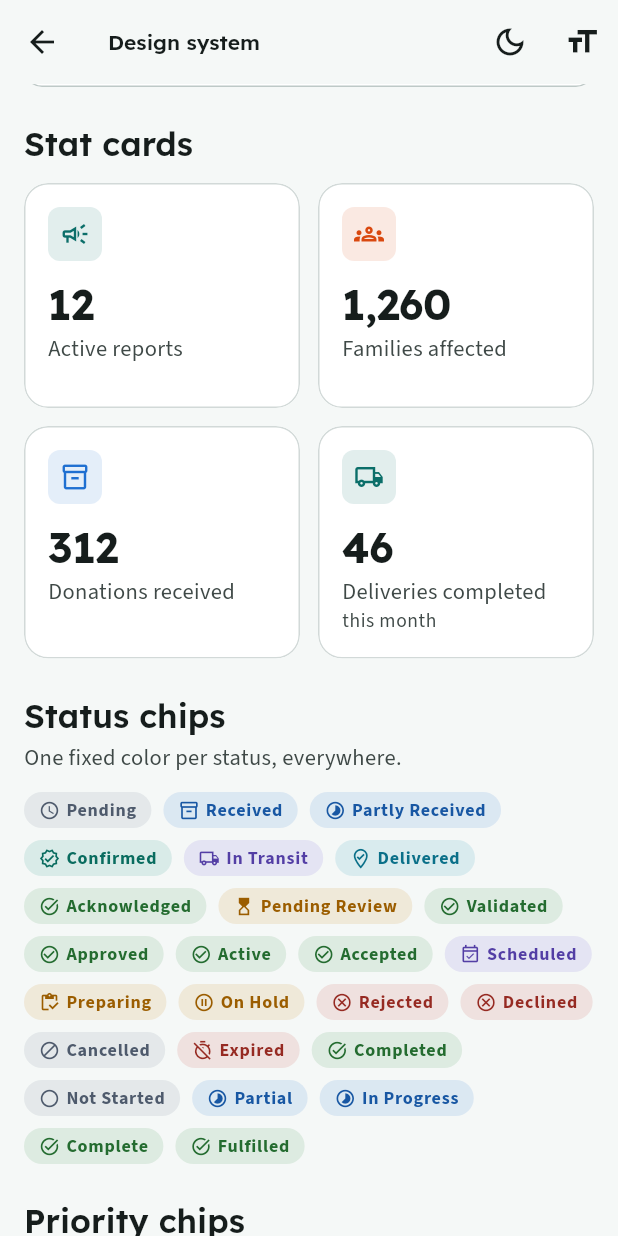
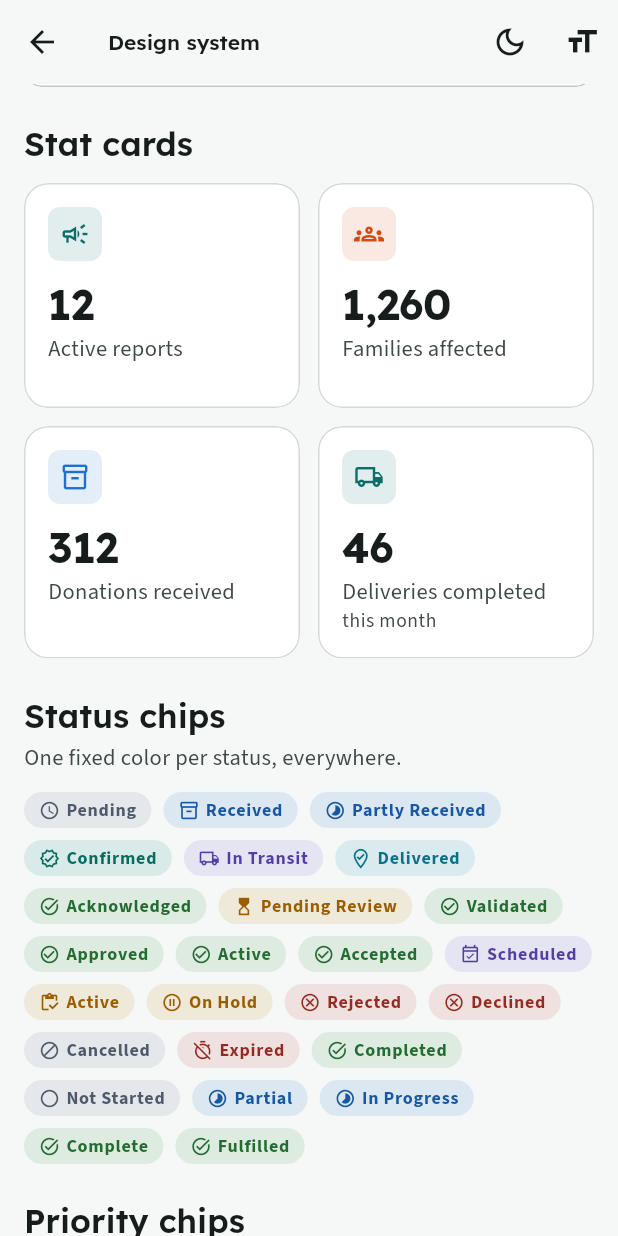
Before and after one commit to EdgeTech-team/nexaaid-capstone-2, a Flutter app: the DesignGalleryScreen screen opened directly, scrolled down 1152 dp, on a phone screen of 412 x 824 dp. Run offline on Flutter 3.47's test engine with Material 3 defaults, Android fonts, the phone set to English and light mode, and no system bars; our stand-ins replace file_picker, flutter_map, google_fonts, image_picker, latlong2, shared_preferences; missing offline and left inert: mobile_scanner, pdfrx; accounts and stored records are empty; network calls fail.

Commit message:
Testing fixes #1, #16, #17: Submit Disaster Report, hide report ID on deliveries, Preparing shown as Active

```diff
--- a/mobile/lib/design/components/display.dart
+++ b/mobile/lib/design/components/display.dart
@@ -267,7 +267,7 @@ class StatusChip extends StatelessWidget {
 
   @override
   Widget build(BuildContext context) => _Pill(
-    label ?? status ?? 'Unknown',
+    label ?? StatusColors.label(status),
     StatusColors.of(status, Theme.of(context).brightness),
     showIcon,
     'Status',
--- a/mobile/lib/design/status.dart
+++ b/mobile/lib/design/status.dart
@@ -68,8 +68,15 @@ abstract final class StatusColors {
     'fulfilled': (_green, Icons.task_alt),
   };
 
-  /// Every status the palette knows, for the component gallery.
+    /// Every status the palette knows, for the component gallery.
   static Iterable<String> get known => _map.keys;
+
+  /// Words shown for a status when they differ from the stored value
+  /// (testing #17: the delivery status "Preparing" is shown as "Active").
+  static const Map<String, String> _labels = {'preparing': 'Active'};
+
+  static String label(String? status) =>
+      _labels[(status ?? '').trim().toLowerCase()] ?? (status ?? 'Unknown');
 
   static ToneStyle of(String? status, Brightness b) {
     final e = _map[(status ?? '').trim().toLowerCase()];
--- a/mobile/lib/ui/delivery_widgets.dart
+++ b/mobile/lib/ui/delivery_widgets.dart
@@ -705,7 +705,7 @@ Future<void> showDeliveryProblems(
               title: const Text('The truck came back with the goods'),
               subtitle: const Text(
                 'Breakdown, road closed, nobody to receive. It goes back '
-                'to "Preparing" so you can send it again or cancel it.',
+                'to "Active" so you can send it again or cancel it.',
               ),
               onTap: () => Navigator.pop(ctx, 'back'),
             ),
@@ -753,7 +753,7 @@ Future<void> showDeliveryProblems(
         final why = await askReason(
           context,
           title: 'Truck came back',
-          message: 'Delivery #$id goes back to "Preparing". Why?',
+          message: 'Delivery #$id goes back to "Active". Why?',
           choices: const [
             'The truck broke down',
             'The road is closed or unsafe',
--- a/mobile/lib/ui/report_screens.dart
+++ b/mobile/lib/ui/report_screens.dart
@@ -699,7 +699,7 @@ class _NewReportScreenState extends State<NewReportScreen> {
                     ? 'Edit Report #${widget.edit!['report_id']}'
                     : sms
                     ? 'Encode SMS Report'
-                    : 'Submit Post-Disaster Report',
+                    : 'Submit Disaster Report',
                 subtitle: editing
                     ? (widget.edit!['status'] == 'Rejected'
                           ? 'Rejected: ${widget.edit!['rejection_reason'] ?? ''}\n'
--- a/mobile/lib/ui/trip_screens.dart
+++ b/mobile/lib/ui/trip_screens.dart
@@ -21,7 +21,7 @@ import 'widgets.dart';
 
 /// Plain words for each trip status (same colors as delivery statuses).
 const tripStatusLabels = {
-  'Preparing': 'Being prepared',
+  'Preparing': 'Active',
   'In Transit': 'On the road',
   'Delivered': 'Waiting for barangay confirmation',
   'Completed': 'Completed',
@@ -308,7 +308,7 @@ class TripDetailScreen extends StatelessWidget {
       context,
       title: 'Truck came back?',
       message:
-          'Stops the truck did not reach go back to "Preparing", so you can '
+         'Stops the truck did not reach go back to "Active", so you can '
           'send them again or cancel them. Why did it come back?',
       choices: const [
         'The truck broke down',
@@ -534,7 +534,7 @@ class _StopDelivery extends StatelessWidget {
               crossAxisAlignment: CrossAxisAlignment.start,
               children: [
                 Text(
-                  'Delivery #${d['delivery_id']} · ${d['report_label'] ?? 'Report #${d['report_id']}'}',
+                 'Delivery #${d['delivery_id']} · ${reportName(d['report_label'] ?? 'Report')}',
                   style: t.titleSmall,
                 ),
                 Text(items, style: t.bodyMedium),
--- a/mobile/lib/ui/widgets.dart
+++ b/mobile/lib/ui/widgets.dart
@@ -657,3 +657,8 @@ Future<T?> showDetailPopout<T>(
     },
   );
 }
+
+/// Report name without its "#12 " number (testing #16: no report IDs on
+/// the delivery view).
+String reportName(dynamic label) =>
+    '${label ?? ''}'.replaceFirst(RegExp(r'^#\d+\s*'), '');
```
Also changed, not shown: mobile/lib/ui/ops_screens.dart (+5 -3 lines).
